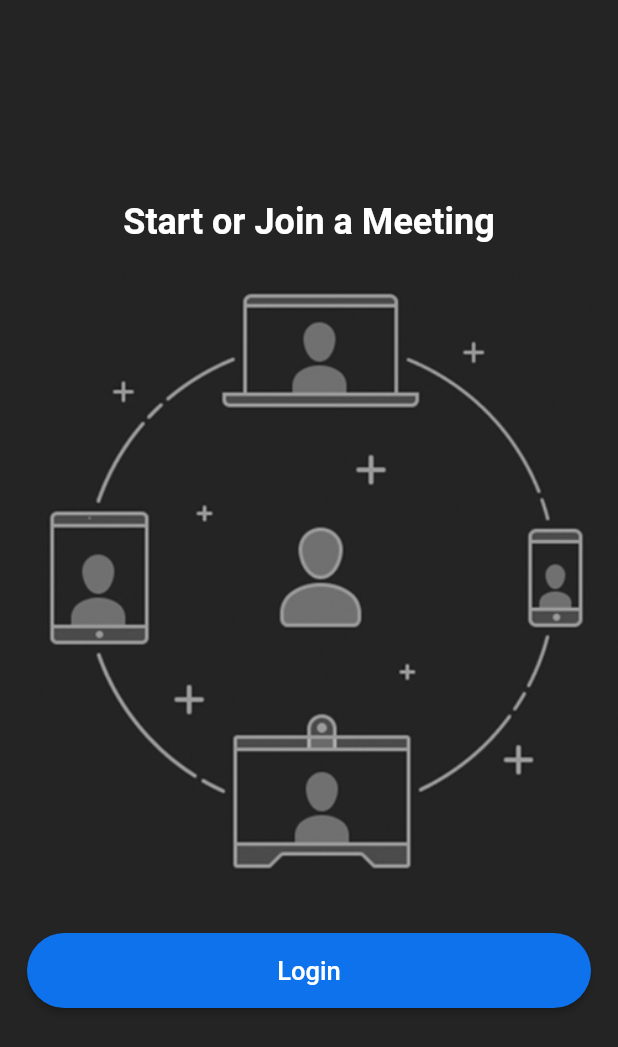
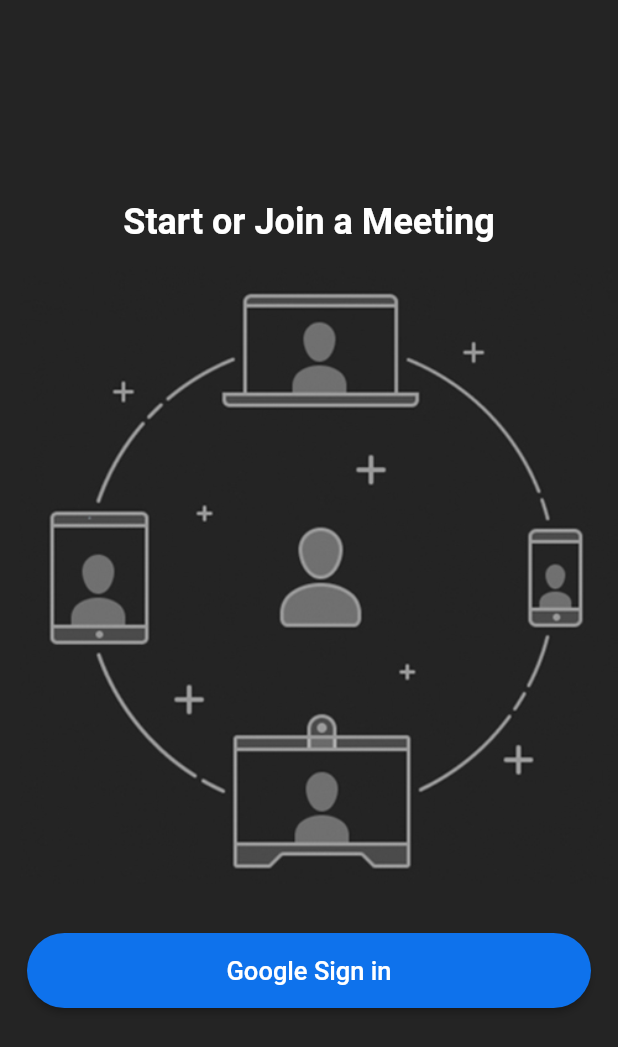
Before and after one commit to mehedi4958/zoom_clone, a Flutter app: the screen it shows after launch, on a phone screen of 412 x 824 dp. Shown: the top 1047 px of the screen. Run offline on Flutter 3.47's test engine with Material 2 defaults, Android fonts, the phone set to English and light mode, and no system bars; our stand-ins replace cloud_firestore, firebase_auth, firebase_core, google_sign_in; accounts and stored records are empty.

Commit message:
new user saved to firestore using google signin and firebase authentication

```diff
--- a/lib/views/screens/login_screen.dart
+++ b/lib/views/screens/login_screen.dart
@@ -27,7 +27,7 @@ class LoginScreen extends StatelessWidget {
             ),
           ),
           CustomButton(
-            text: 'Login',
+            text: 'Google Sign in',
             onPressed: () {
               _authController.signInWithGoogle();
             },
```
Also changed, not shown: lib/controllers/auth_controller.dart (+14 -0 lines).
